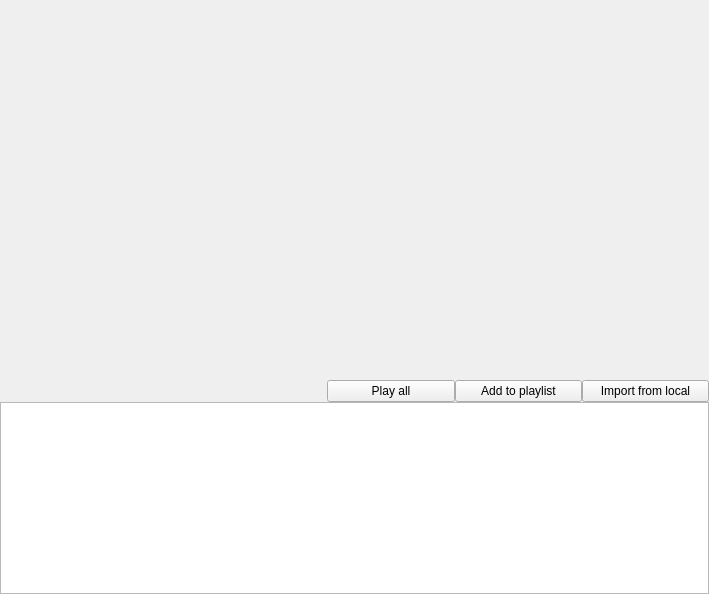
Before: the Qt Designer form XYZPlayer/songlistwidget.ui in XChy/XYZPlayer, drawn with Qt 5.
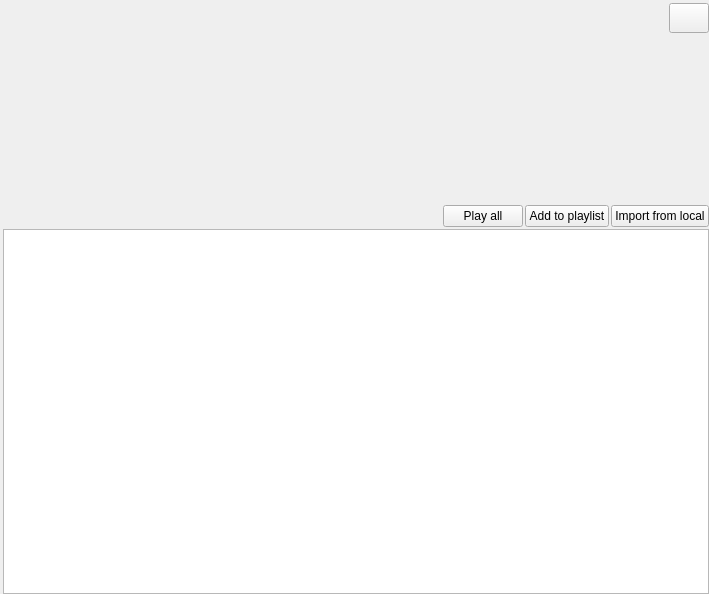
After: the same form once the commit is applied. Custom widgets are drawn as their Qt base class.

Diff of the .ui file:
```diff
--- a/XYZPlayer/songlistwidget.ui
+++ b/XYZPlayer/songlistwidget.ui
@@ -15,7 +15,10 @@
   </property>
   <layout class="QGridLayout" name="gridLayout">
    <property name="leftMargin">
-    <number>0</number>
+    <number>3</number>
+   </property>
+   <property name="topMargin">
+    <number>3</number>
    </property>
    <property name="rightMargin">
     <number>0</number>
@@ -24,10 +27,41 @@
     <number>0</number>
    </property>
    <property name="spacing">
-    <number>0</number>
+    <number>2</number>
    </property>
-   <item row="0" column="1" colspan="4" alignment="Qt::AlignTop">
-    <widget class="QLabel" name="name_label">
+   <item row="0" column="4" alignment="Qt::AlignRight|Qt::AlignTop">
+    <widget class="QPushButton" name="return_button">
+     <property name="sizePolicy">
+      <sizepolicy hsizetype="Fixed" vsizetype="Minimum">
+       <horstretch>0</horstretch>
+       <verstretch>0</verstretch>
+      </sizepolicy>
+     </property>
+     <property name="minimumSize">
+      <size>
+       <width>10</width>
+       <height>30</height>
+      </size>
+     </property>
+     <property name="text">
+      <string/>
+     </property>
+     <property name="iconSize">
+      <size>
+       <width>30</width>
+       <height>30</height>
+      </size>
+     </property>
+     <property name="autoDefault">
+      <bool>false</bool>
+     </property>
+     <property name="flat">
+      <bool>false</bool>
+     </property>
+    </widget>
+   </item>
+   <item row="0" column="1" colspan="3" alignment="Qt::AlignTop">
+    <widget class="QLabel" name="songlistNameLabel">
      <property name="sizePolicy">
       <sizepolicy hsizetype="Preferred" vsizetype="Fixed">
        <horstretch>0</horstretch>
@@ -43,53 +77,91 @@
      <property name="text">
       <string/>
      </property>
-    </widget>
-   </item>
-   <item row="0" column="0" alignment="Qt::AlignTop">
-    <widget class="QLabel" name="bio_label">
-     <property name="sizePolicy">
-      <sizepolicy hsizetype="Fixed" vsizetype="Fixed">
-       <horstretch>200</horstretch>
-       <verstretch>200</verstretch>
-      </sizepolicy>
+     <property name="alignment">
+      <set>Qt::AlignLeading|Qt::AlignLeft|Qt::AlignTop</set>
      </property>
-     <property name="minimumSize">
-      <size>
-       <width>200</width>
-       <height>200</height>
-      </size>
-     </property>
-     <property name="text">
-      <string/>
-     </property>
     </widget>
    </item>
    <item row="2" column="0" colspan="5">
     <widget class="QTableView" name="view"/>
    </item>
    <item row="1" column="4">
-    <widget class="QPushButton" name="pushButton_2">
+    <widget class="QPushButton" name="import_button">
+     <property name="sizePolicy">
+      <sizepolicy hsizetype="Fixed" vsizetype="Fixed">
+       <horstretch>0</horstretch>
+       <verstretch>0</verstretch>
+      </sizepolicy>
+     </property>
      <property name="text">
       <string>Import from local</string>
      </property>
     </widget>
    </item>
+   <item row="2" column="0" colspan="5">
+    <widget class="SonglistView" name="view">
+     <property name="sizePolicy">
+      <sizepolicy hsizetype="Expanding" vsizetype="Expanding">
+       <horstretch>0</horstretch>
+       <verstretch>0</verstretch>
+      </sizepolicy>
+     </property>
+    </widget>
+   </item>
    <item row="1" column="3">
-    <widget class="QPushButton" name="pushButton_3">
+    <widget class="QPushButton" name="add_button">
+     <property name="sizePolicy">
+      <sizepolicy hsizetype="Fixed" vsizetype="Fixed">
+       <horstretch>0</horstretch>
+       <verstretch>0</verstretch>
+      </sizepolicy>
+     </property>
      <property name="text">
       <string>Add to playlist</string>
      </property>
     </widget>
    </item>
    <item row="1" column="2">
-    <widget class="QPushButton" name="pushButton">
+    <widget class="QPushButton" name="all_play_button">
+     <property name="sizePolicy">
+      <sizepolicy hsizetype="Fixed" vsizetype="Fixed">
+       <horstretch>0</horstretch>
+       <verstretch>0</verstretch>
+      </sizepolicy>
+     </property>
      <property name="text">
       <string>Play all</string>
      </property>
     </widget>
    </item>
+   <item row="0" column="0">
+    <widget class="QLabel" name="bio_label">
+     <property name="sizePolicy">
+      <sizepolicy hsizetype="Fixed" vsizetype="Fixed">
+       <horstretch>200</horstretch>
+       <verstretch>200</verstretch>
+      </sizepolicy>
+     </property>
+     <property name="minimumSize">
+      <size>
+       <width>200</width>
+       <height>200</height>
+      </size>
+     </property>
+     <property name="text">
+      <string/>
+     </property>
+    </widget>
+   </item>
   </layout>
  </widget>
+ <customwidgets>
+  <customwidget>
+   <class>SonglistView</class>
+   <extends>QTableView</extends>
+   <header>XYZPlayer/SonglistView.h</header>
+  </customwidget>
+ </customwidgets>
  <resources/>
  <connections/>
 </ui>
```
Left out of the diff: 3 changed lines with no effect on the pictures.
